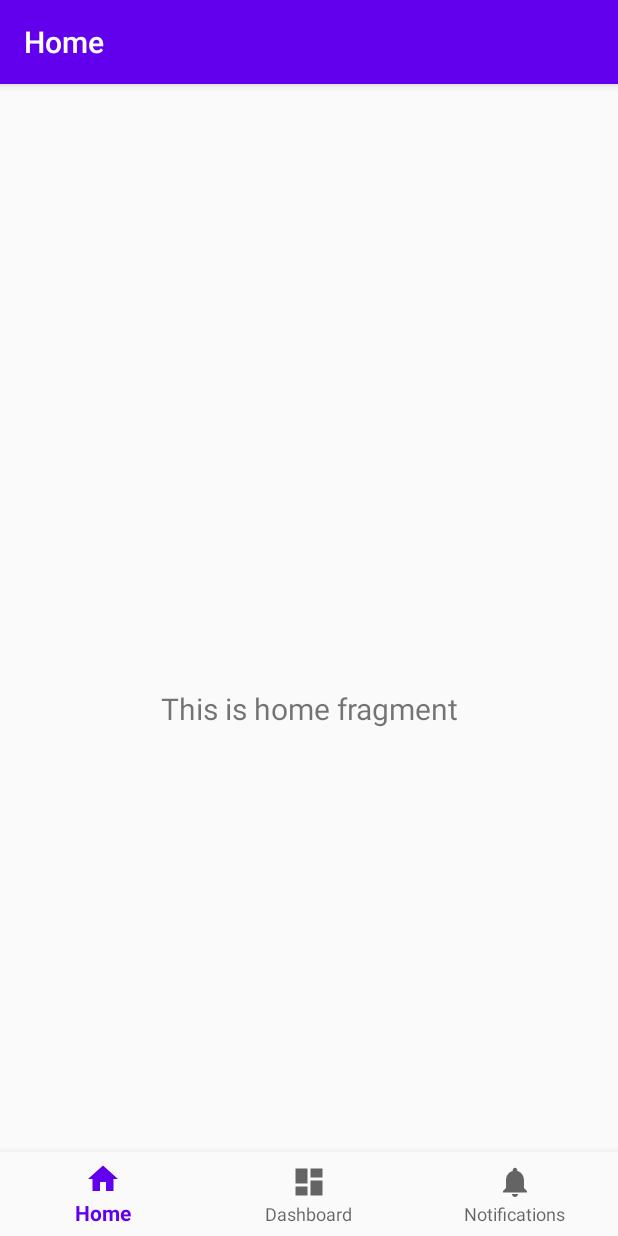
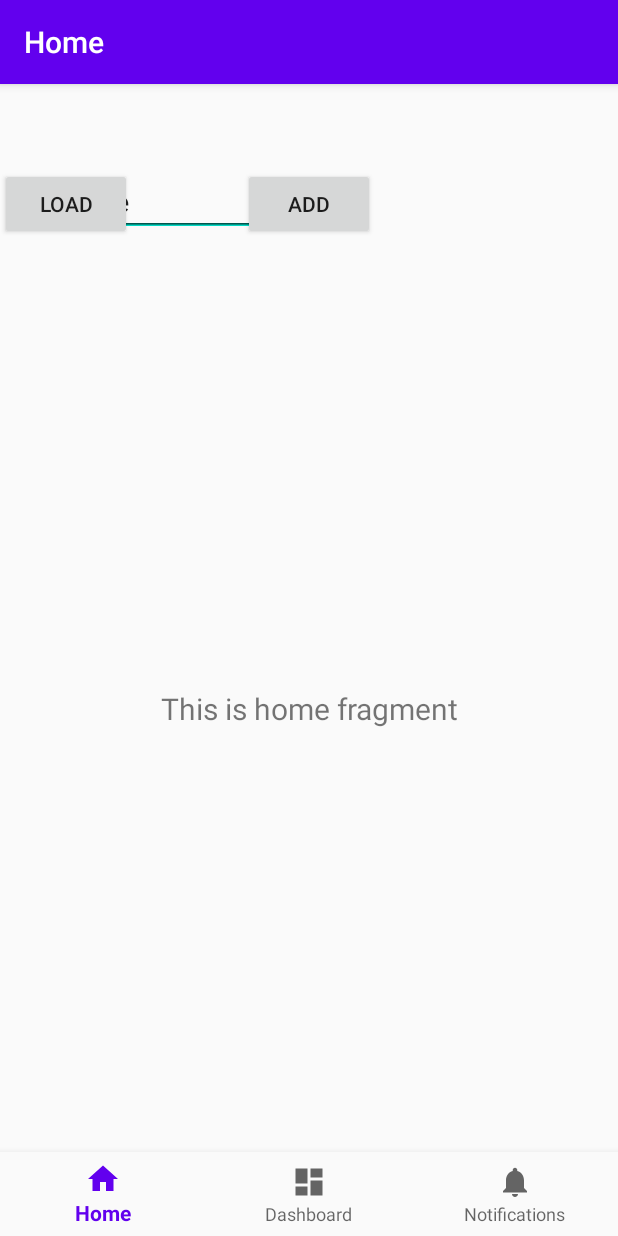
Before and after one commit to inbarmada/QuaranTime, an Android app: the screen it shows after launch (MainActivity), on a phone screen of 412 x 824 dp. Run offline under Robolectric (Android 15) with nearby library versions, the light colour scheme and no system bars; our stand-ins replace navigation-ui.

Commit message:
Main Activity

```diff
--- a/app/src/main/java/com/example/quarantime/User.java
+++ b/app/src/main/java/com/example/quarantime/User.java
@@ -6,10 +6,10 @@ public class User {
     private int password_hash;
 
     public User() {}
-    public User(int id, String username, String password) {
+    public User(int id, String username, int password_hash) {
         this.userID = id;
         this.username = username;
-        password_hash = password.hashCode();
+        this.password_hash = password_hash;
     }
     public void setID(int id) {
         this.userID = id;
--- a/app/src/main/res/layout/activity_main.xml
+++ b/app/src/main/res/layout/activity_main.xml
@@ -1,6 +1,7 @@
 <?xml version="1.0" encoding="utf-8"?>
 <androidx.constraintlayout.widget.ConstraintLayout xmlns:android="http://schemas.android.com/apk/res/android"
     xmlns:app="http://schemas.android.com/apk/res-auto"
+    xmlns:tools="http://schemas.android.com/tools"
     android:id="@+id/container"
     android:layout_width="match_parent"
     android:layout_height="match_parent"
@@ -30,4 +31,53 @@
         app:layout_constraintTop_toTopOf="parent"
         app:navGraph="@navigation/mobile_navigation" />
 
+    <Button
+        android:id="@+id/load"
+        android:layout_width="wrap_content"
+        android:layout_height="wrap_content"
+        android:onClick="loadUsers"
+        android:text="Load"
+        tools:layout_editor_absoluteX="159dp"
+        tools:layout_editor_absoluteY="338dp" />
+
+    <EditText
+        android:id="@+id/username"
+        android:layout_width="wrap_content"
+        android:layout_height="wrap_content"
+        android:ems="10"
+        android:inputType="textPersonName"
+        android:text="Username"
+        tools:layout_editor_absoluteX="102dp"
+        tools:layout_editor_absoluteY="170dp" />
+
+    <EditText
+        android:id="@+id/userpassword"
+        android:layout_width="wrap_content"
+        android:layout_height="wrap_content"
+        android:ems="10"
+        android:inputType="textPassword"
+        android:text="Password"
+        tools:layout_editor_absoluteX="102dp"
+        tools:layout_editor_absoluteY="238dp" />
+
+    <Button
+        android:id="@+id/add"
+        android:layout_width="wrap_content"
+        android:layout_height="wrap_content"
+        android:onClick="addUser"
+        android:text="ADD"
+        app:layout_constraintEnd_toEndOf="parent"
+        app:layout_constraintStart_toStartOf="parent"
+        tools:layout_editor_absoluteY="409dp" />
+
+    <TextView
+        android:id="@+id/show"
+        android:layout_width="wrap_content"
+        android:layout_height="wrap_content"
+        android:text=" "
+        app:layout_constraintBottom_toTopOf="@+id/nav_view"
+        app:layout_constraintEnd_toEndOf="parent"
+        app:layout_constraintStart_toStartOf="parent"
+        app:layout_constraintTop_toBottomOf="@+id/add" />
+
 </androidx.constraintlayout.widget.ConstraintLayout>
```
Also changed, not shown: app/src/main/java/com/example/quarantime/MainActivity.java (+35 -1 lines).
